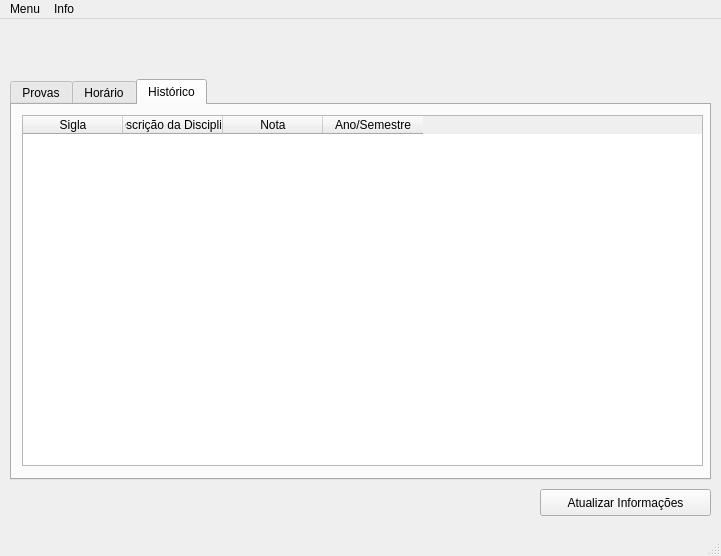
Qt form ui/main.ui (raphaelsander/Inapa) before a commit.
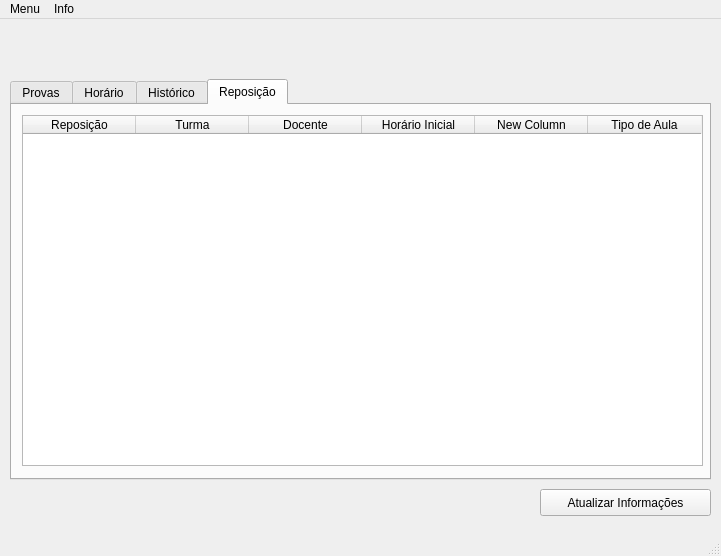
The same form after that commit.

Commit message: Edição na interface gráfica.

```diff
--- a/ui/main.ui
+++ b/ui/main.ui
@@ -42,7 +42,7 @@
      </size>
     </property>
     <property name="currentIndex">
-     <number>2</number>
+     <number>3</number>
     </property>
     <widget class="QWidget" name="tab">
      <attribute name="title">
@@ -270,7 +270,7 @@
        <rect>
         <x>10</x>
         <y>10</y>
-        <width>681</width>
+        <width>682</width>
         <height>351</height>
        </rect>
       </property>
@@ -281,7 +281,19 @@
        <number>4</number>
       </property>
       <attribute name="horizontalHeaderCascadingSectionResizes">
-       <bool>false</bool>
+       <bool>true</bool>
+      </attribute>
+      <attribute name="horizontalHeaderDefaultSectionSize">
+       <number>170</number>
+      </attribute>
+      <attribute name="horizontalHeaderMinimumSectionSize">
+       <number>30</number>
+      </attribute>
+      <attribute name="verticalHeaderDefaultSectionSize">
+       <number>40</number>
+      </attribute>
+      <attribute name="verticalHeaderMinimumSectionSize">
+       <number>40</number>
       </attribute>
       <column>
        <property name="text">
@@ -305,6 +317,75 @@
       </column>
      </widget>
     </widget>
+    <widget class="QWidget" name="tab_4">
+     <attribute name="title">
+      <string>Reposição</string>
+     </attribute>
+     <widget class="QTableWidget" name="tableWidget_7">
+      <property name="enabled">
+       <bool>true</bool>
+      </property>
+      <property name="geometry">
+       <rect>
+        <x>10</x>
+        <y>10</y>
+        <width>681</width>
+        <height>351</height>
+       </rect>
+      </property>
+      <property name="rowCount">
+       <number>0</number>
+      </property>
+      <property name="columnCount">
+       <number>6</number>
+      </property>
+      <attribute name="horizontalHeaderCascadingSectionResizes">
+       <bool>true</bool>
+      </attribute>
+      <attribute name="horizontalHeaderDefaultSectionSize">
+       <number>113</number>
+      </attribute>
+      <attribute name="horizontalHeaderMinimumSectionSize">
+       <number>30</number>
+      </attribute>
+      <attribute name="verticalHeaderDefaultSectionSize">
+       <number>40</number>
+      </attribute>
+      <attribute name="verticalHeaderMinimumSectionSize">
+       <number>40</number>
+      </attribute>
+      <column>
+       <property name="text">
+        <string>Reposição</string>
+       </property>
+      </column>
+      <column>
+       <property name="text">
+        <string>Turma</string>
+       </property>
+      </column>
+      <column>
+       <property name="text">
+        <string>Docente</string>
+       </property>
+      </column>
+      <column>
+       <property name="text">
+        <string>Horário Inicial</string>
+       </property>
+      </column>
+      <column>
+       <property name="text">
+        <string>New Column</string>
+       </property>
+      </column>
+      <column>
+       <property name="text">
+        <string>Tipo de Aula</string>
+       </property>
+      </column>
+     </widget>
+    </widget>
    </widget>
    <widget class="QPushButton" name="pushButton">
     <property name="geometry">
```
Left out of the diff: 2 changed lines with no effect on the pictures.
